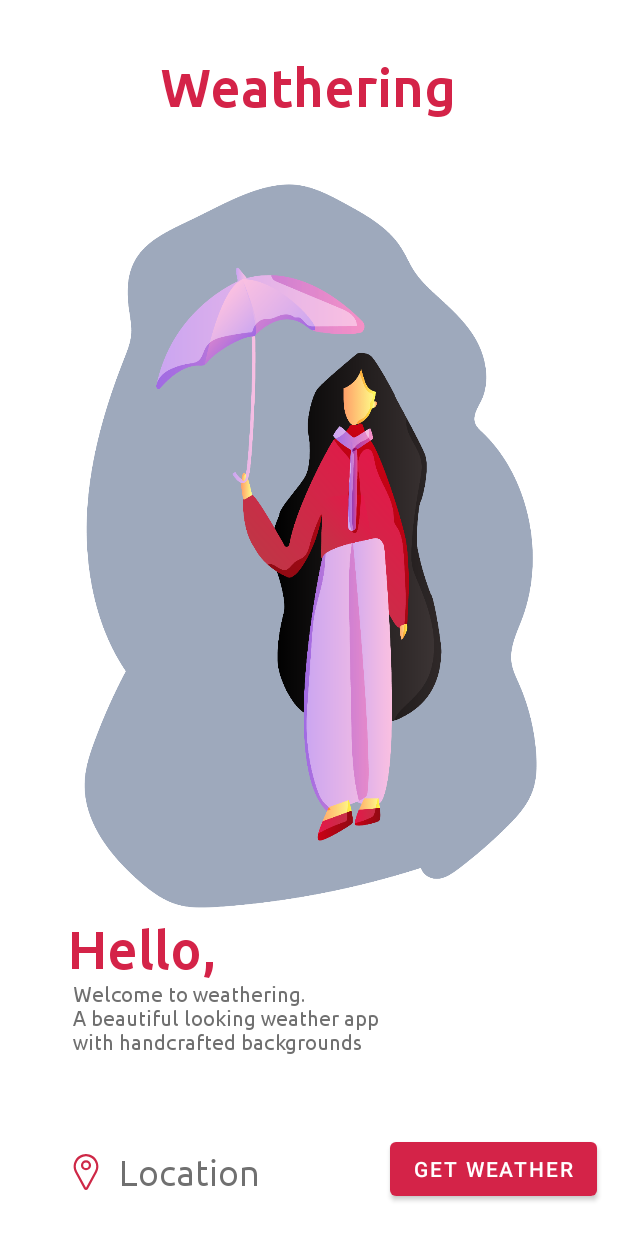
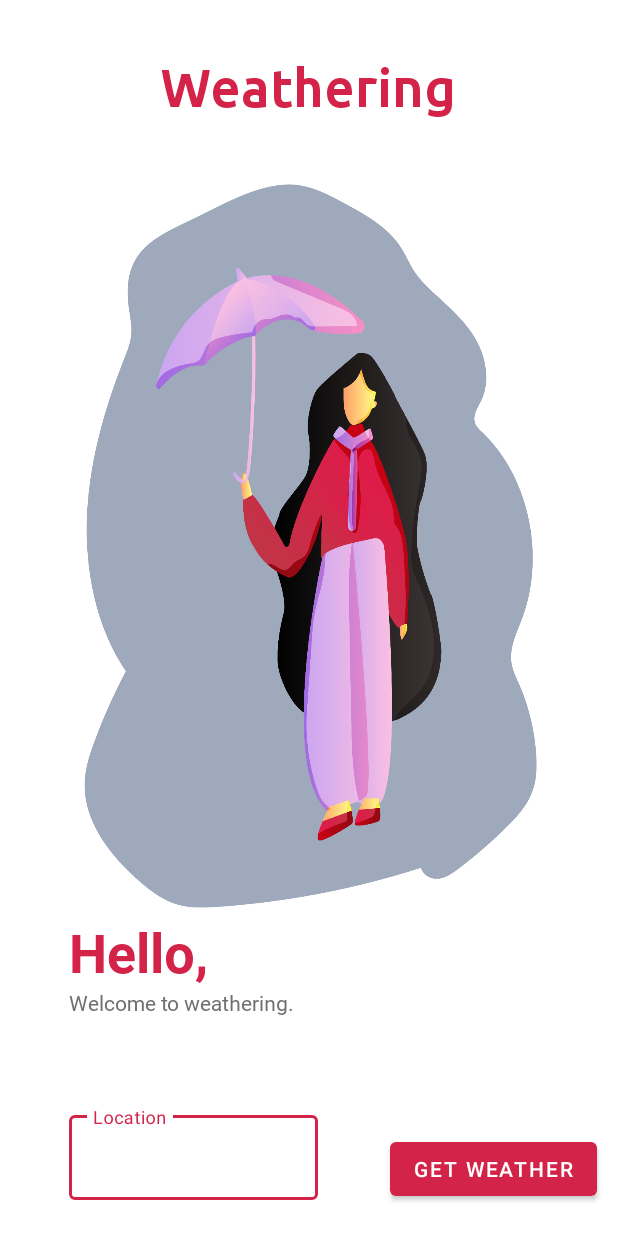
Before and after one commit to FireLord/Weathering, an Android app: the screen it shows after launch (MainActivity), on a phone screen of 412 x 824 dp. Run offline under Robolectric (Android 15) with nearby library versions, the phone set to English and light mode, and no system bars; libraries missing offline, so code that uses them is left out: com.github.razir.progressbutton; 1 statement that could not run was skipped.

Commit message:
app: Switch to material textField
* Change font to roboto for hello
* Extract some string resource

Signed-off-by: FireLord <firelord.xda@gmail.com>

```diff
--- a/app/src/main/res/layout/activity_main.xml
+++ b/app/src/main/res/layout/activity_main.xml
@@ -15,27 +15,26 @@
         android:orientation="horizontal"
         app:layout_constraintGuide_percent="0.74" />
 
-    <EditText
-        android:id="@+id/etLocation"
-        android:layout_width="wrap_content"
+    <com.google.android.material.textfield.TextInputLayout
+        android:id="@+id/text_input_layout_outlined"
+        style="@style/Widget.MaterialComponents.TextInputLayout.OutlinedBox"
+        android:layout_width="0dp"
         android:layout_height="wrap_content"
-        android:background="@null"
-        android:drawableStart="@drawable/ic_girl_map"
-        android:drawablePadding="10dp"
-        android:fontFamily="@font/ubuntu"
-        android:hint="Location"
-        android:inputType="textCapSentences"
-        android:maxLength="10"
-        android:textColor="@color/girlGrey"
-        android:textColorHint="@color/girlGrey"
-        android:textSize="24sp"
-        app:autoSizeTextType="uniform"
-        app:layout_constraintBottom_toBottomOf="parent"
+        android:layout_marginEnd="200dp"
+        app:errorEnabled="true"
+        app:layout_constraintBottom_toBottomOf="@+id/button"
         app:layout_constraintEnd_toEndOf="parent"
-        app:layout_constraintHorizontal_bias="0.159"
-        app:layout_constraintStart_toStartOf="parent"
-        app:layout_constraintTop_toTopOf="parent"
-        app:layout_constraintVertical_bias="0.964" />
+        app:layout_constraintStart_toStartOf="@+id/tvIntroPara"
+        app:layout_constraintTop_toTopOf="@+id/button">
+
+        <com.google.android.material.textfield.TextInputEditText
+            android:id="@+id/text_input_edit_text_outlined"
+            android:layout_width="match_parent"
+            android:layout_height="wrap_content"
+            android:hint="@string/location"
+            android:inputType="textCapSentences"
+            android:maxLength="10" />
+    </com.google.android.material.textfield.TextInputLayout>
 
     <TextView
         android:id="@+id/tvAppName"
@@ -56,7 +55,7 @@
         android:id="@+id/tvHello"
         android:layout_width="wrap_content"
         android:layout_height="wrap_content"
-        android:fontFamily="@font/ubuntu_medium"
+        android:fontFamily="@font/roboto_bold"
         android:text="@string/hello"
         android:textColor="@color/colorGirlDark"
         android:textSize="36sp"
@@ -69,7 +68,7 @@
         android:id="@+id/tvIntroPara"
         android:layout_width="wrap_content"
         android:layout_height="wrap_content"
-        android:fontFamily="@font/ubuntu"
+        android:fontFamily="@font/roboto"
         android:maxLines="3"
         android:text="@string/introPara"
         android:textColor="@color/girlGrey"
--- a/app/src/main/res/values/strings.xml
+++ b/app/src/main/res/values/strings.xml
@@ -1,9 +1,7 @@
 <resources>
     <string name="app_name">Weathering</string>
     <string name="introPara">
-        <br>Welcome to weathering.\n</br>
-        <br>A beautiful looking weather app\n</br>
-        <br>with handcrafted backgrounds\n</br>
+        Welcome to weathering.
     </string>
     <string name="loading">
         Loading
@@ -15,4 +13,14 @@
         Get Weather
     </string>
     <string name="hello">Hello,</string>
+    <string name="location">Location</string>
+    <string name="locationError">
+        Location not found
+    </string>
+    <string name="limitError">
+        Reached limit
+    </string>
+    <string name="serverError">
+        Server error
+    </string>
 </resources>
```
Also changed, not shown: app/src/main/java/com/firelord/weathering/MainActivity.kt (+30 -6 lines).
